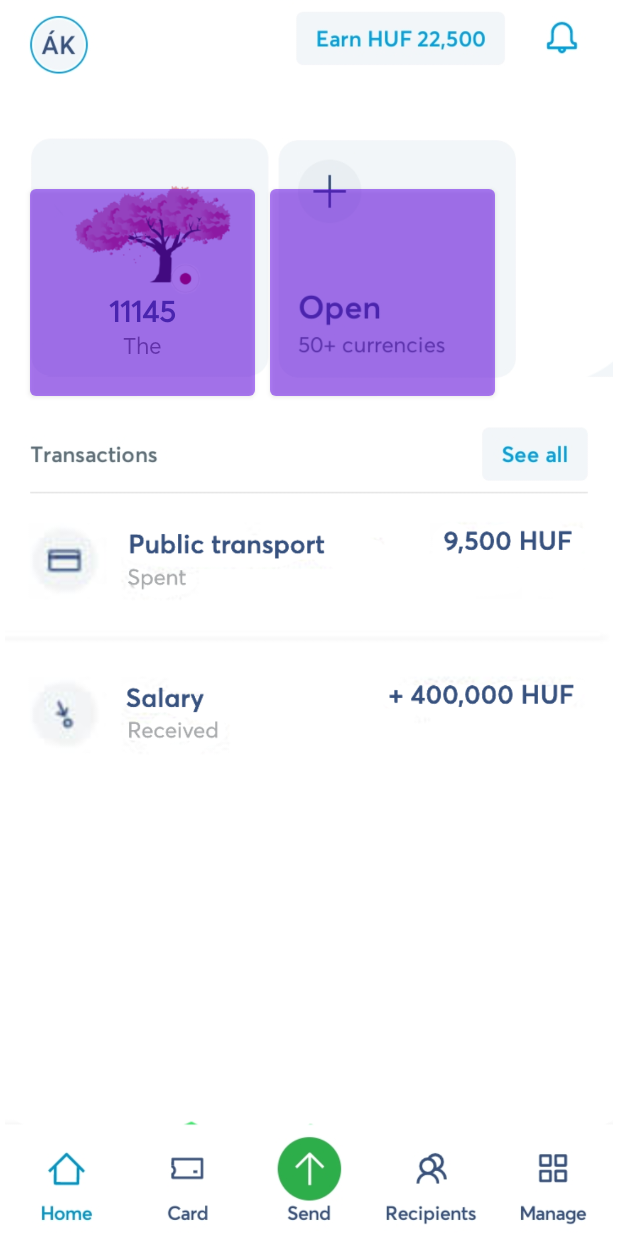
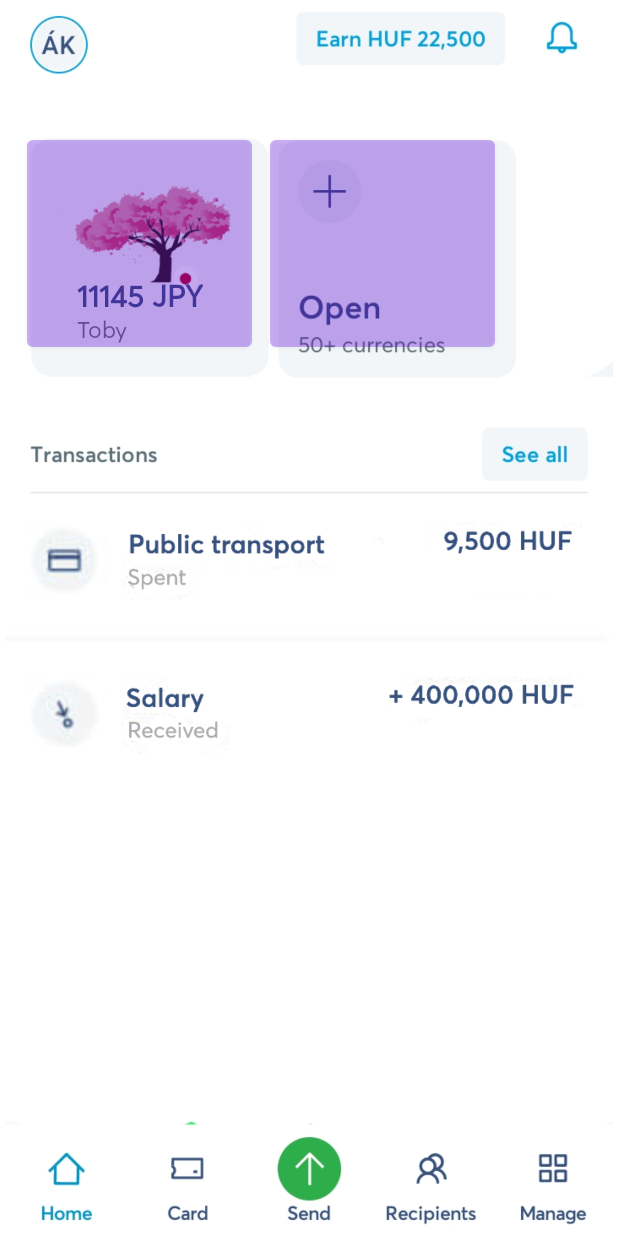
Before and after one commit to barsimark/Hackathon-JunctionX-2022, an Android app: the screen it shows after launch (MainActivity), on a phone screen of 412 x 824 dp. Run offline under Robolectric (Android 15) with nearby library versions, the phone set to English and light mode, and no system bars.

Commit message:
Main layout fix

```diff
--- a/JunctionX22/app/src/main/java/myapplication/junctionx22/MainActivity.kt
+++ b/JunctionX22/app/src/main/java/myapplication/junctionx22/MainActivity.kt
@@ -38,7 +38,7 @@ class MainActivity : AppCompatActivity() {
     override fun onResume() {
         super.onResume()
 
-        binding.tvName.text = Globals.getJarName()
-        binding.tvSum.text = JarItemManager.getSum().toString()
+        //binding.tvName.text = Globals.getJarName()
+        binding.tvSum.text = JarItemManager.getSum().toString() + " JPY"
     }
 }
--- a/JunctionX22/app/src/main/java/myapplication/junctionx22/model/Globals.kt
+++ b/JunctionX22/app/src/main/java/myapplication/junctionx22/model/Globals.kt
@@ -1,7 +1,7 @@
 package myapplication.junctionx22.model
 
 object Globals {
-    private var jarName: String = "The"
+    private var jarName: String = "Toby"
     private var target: Int = 350000
 
     fun setJarName(name: String){
--- a/JunctionX22/app/src/main/res/layout/activity_main.xml
+++ b/JunctionX22/app/src/main/res/layout/activity_main.xml
@@ -23,9 +23,9 @@
         android:layout_height="150dp"
         app:layout_constraintStart_toStartOf="parent"
         app:layout_constraintTop_toTopOf="parent"
-        android:layout_marginTop="120dp"
-        android:layout_marginStart="20dp"
-        android:alpha="0.5"
+        android:layout_marginTop="87dp"
+        android:layout_marginStart="18dp"
+        android:alpha="0.3"
         />
 
     <Button
@@ -34,9 +34,9 @@
         android:layout_height="150dp"
         app:layout_constraintStart_toStartOf="parent"
         app:layout_constraintTop_toTopOf="parent"
-        android:layout_marginTop="120dp"
+        android:layout_marginTop="87dp"
         android:layout_marginStart="180dp"
-        android:alpha="0.5"
+        android:alpha="0.3"
         />
 
     <TextView
@@ -47,7 +47,7 @@
         app:layout_constraintBottom_toBottomOf="@id/btnExistingJar"
         app:layout_constraintStart_toStartOf="@id/btnExistingJar"
         app:layout_constraintEnd_toEndOf="@id/btnExistingJar"
-        android:layout_marginBottom="50dp"
+        android:layout_marginBottom="27dp"
         android:fontFamily="@font/wise_extrabold_font"
         android:textStyle="bold"
         android:textSize="20dp"
@@ -56,12 +56,10 @@
 
     <TextView
         android:id="@+id/tvName"
-        android:text="PlanT"
+        android:text="Toby"
         android:layout_width="wrap_content"
         android:layout_height="wrap_content"
-        app:layout_constraintBottom_toBottomOf="@id/btnExistingJar"
-        app:layout_constraintStart_toStartOf="@id/btnExistingJar"
-        app:layout_constraintEnd_toEndOf="@id/btnExistingJar"
+        app:layout_constraintStart_toStartOf="@id/tvSum"
         app:layout_constraintTop_toBottomOf="@id/tvSum"
         android:fontFamily="@font/wise_extrabold_font"
         android:textSize="15dp"
```
